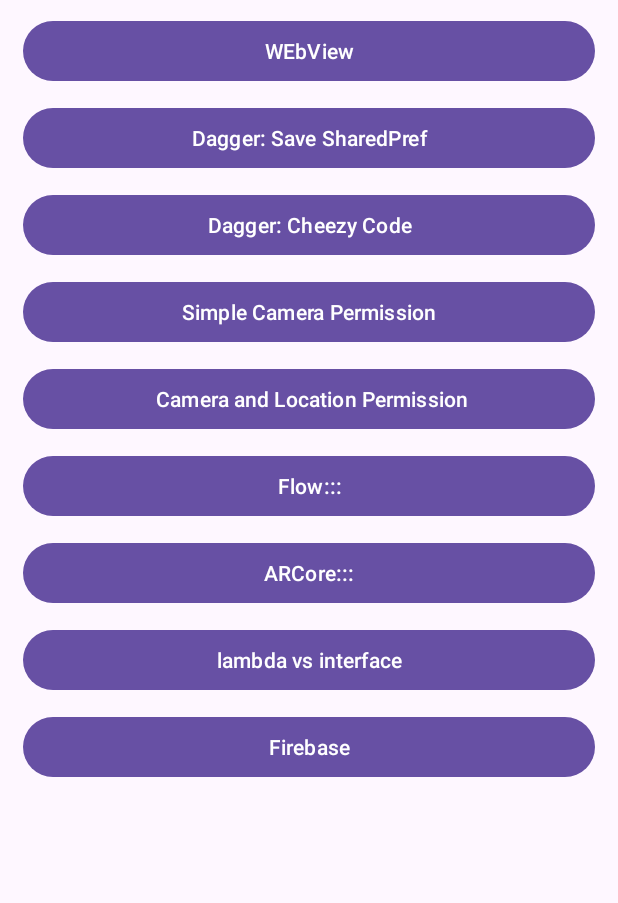
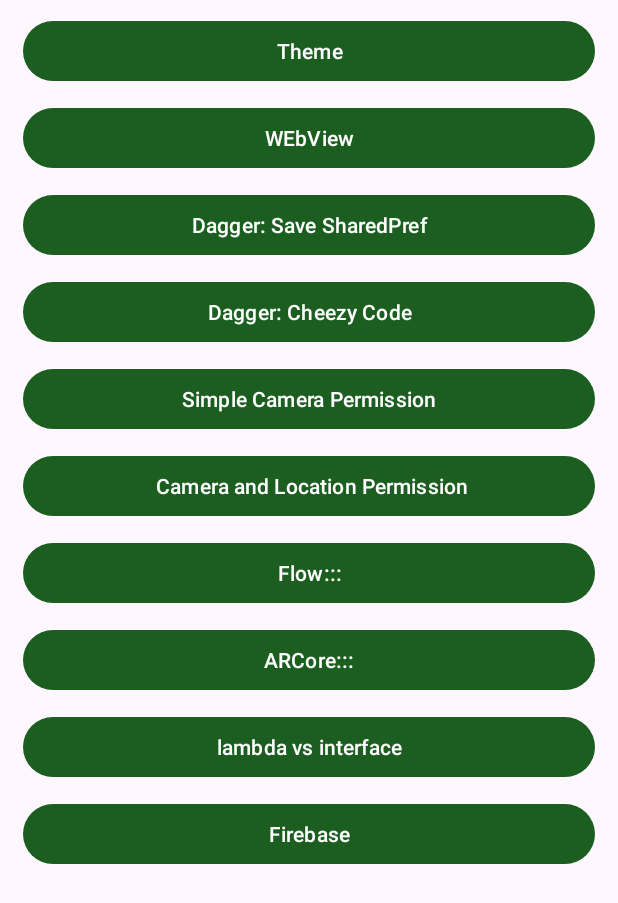
Before and after one commit to aman1sr/Android-Concepts-Learning, an Android app: the screen it shows after launch (MainActivity), on a phone screen of 412 x 824 dp. Shown: the top 903 px of the screen. Run offline under Robolectric (Android 15) with nearby library versions, the phone set to English and light mode, and no system bars.

Commit message:
light dark theme

```diff
--- a/app/src/main/AndroidManifest.xml
+++ b/app/src/main/AndroidManifest.xml
@@ -3,7 +3,7 @@
     xmlns:tools="http://schemas.android.com/tools">
 
     <uses-permission android:name="android.permission.ACCESS_COARSE_LOCATION" />
-    <uses-permission android:name="android.permission.INTERNET"/>
+    <uses-permission android:name="android.permission.INTERNET" />
 
     <uses-feature
         android:name="android.hardware.camera"
@@ -21,6 +21,9 @@
         android:supportsRtl="true"
         android:theme="@style/Theme.AndroidArchDemoProjects"
         tools:targetApi="31">
+        <activity
+            android:name=".theme.ThemeActivity"
+            android:exported="false" />
         <activity
             android:name=".webview.HomeWebViewActivity"
             android:exported="false" />
--- a/app/src/main/java/com/petofy/androidarchdemoprojects/MainActivity.kt
+++ b/app/src/main/java/com/petofy/androidarchdemoprojects/MainActivity.kt
@@ -15,6 +15,7 @@ import com.petofy.androidarchdemoprojects.firebase.FirebaseActivity
 import com.petofy.androidarchdemoprojects.flow.FlowActivity
 import com.petofy.androidarchdemoprojects.lambda.RecHomeActivity
 import com.petofy.androidarchdemoprojects.permission.PermissionActivity
+import com.petofy.androidarchdemoprojects.theme.ThemeActivity
 import com.petofy.androidarchdemoprojects.webview.HomeWebViewActivity
 
 class MainActivity : AppCompatActivity() {
@@ -36,6 +37,9 @@ val openHomeWebView = registerForActivityResult(ActivityResultContracts.StartAct
 
         setContentView(binding.root)
 
+        binding.theme.setOnClickListener {
+          startScreen(ThemeActivity::class.java)
+        }
         binding.webView.setOnClickListener {
             intent = Intent(this, HomeWebViewActivity::class.java)
             openHomeWebView.launch(intent)
--- a/app/src/main/res/layout/activity_main.xml
+++ b/app/src/main/res/layout/activity_main.xml
@@ -17,7 +17,13 @@
             android:layout_marginEnd="@dimen/startEndParentMargin"
             >
 
+            <Button
+                android:id="@+id/theme"
+                android:layout_width="match_parent"
+                android:layout_height="wrap_content"
+                android:layout_marginTop="@dimen/btn_margin_top"
 
+                android:text="Theme" />
             <Button
                 android:id="@+id/webView"
                 android:layout_width="match_parent"
--- a/app/src/main/res/values-night/themes.xml
+++ b/app/src/main/res/values-night/themes.xml
@@ -1,7 +1,17 @@
 <resources xmlns:tools="http://schemas.android.com/tools">
     <!-- Base application theme. -->
     <style name="Base.Theme.AndroidArchDemoProjects" parent="Theme.Material3.DayNight.NoActionBar">
-        <!-- Customize your dark theme here. -->
-        <!-- <item name="colorPrimary">@color/my_dark_primary</item> -->
-    </style>
+
+        <!-- Primary brand color. -->
+        <item name="colorPrimary">@color/green_light</item>
+        <item name="colorPrimaryVariant">@color/green</item>
+        <item name="colorOnPrimary">@color/black</item>
+        <!-- Secondary brand color. -->
+        <item name="colorSecondary">@color/blue_light</item>
+        <item name="colorSecondaryVariant">@color/blue_light</item>
+        <item name="colorOnSecondary">@color/black</item>
+        <!-- Status bar color. -->
+        <item name="android:statusBarColor" tools:targetApi="l">?attr/colorPrimaryVariant</item>
+        <!-- Customize your theme here. -->
+         </style>
 </resources>
--- a/app/src/main/res/values/colors.xml
+++ b/app/src/main/res/values/colors.xml
@@ -1,8 +1,21 @@
 <?xml version="1.0" encoding="utf-8"?>
 <resources>
-    <color name="black">#FF000000</color>
-    <color name="white">#FFFFFFFF</color>
     <color name="colorPrimary">#0F9D58</color>
     <color name="colorPrimaryDark">#16E37F</color>
     <color name="colorAccent">#03DAC5</color>
+    <color name="purple_200">#FFBB86FC</color>
+    <color name="purple_500">#FF6200EE</color>
+    <color name="purple_700">#FF3700B3</color>
+    <color name="teal_200">#FF03DAC5</color>
+    <color name="teal_700">#FF018786</color>
+
+    <color name="black">#FF000000</color>
+    <color name="white">#FFFFFFFF</color>
+
+    <color name="green">#1B5E20</color>
+    <color name="green_dark">#003300</color>
+    <color name="green_light">#A5D6A7</color>
+    <color name="blue">#0288D1</color>
+    <color name="blue_dark">#005B9F</color>
+    <color name="blue_light">#81D4FA</color>
 </resources>
--- a/app/src/main/res/values/strings.xml
+++ b/app/src/main/res/values/strings.xml
@@ -1,3 +1,7 @@
 <resources>
-    <string name="app_name">AndroidArchDemoProjects</string>
+    <string name="app_name">TipTime</string>
+    <string name="primary_color">Primary color</string>
+    <string name="button">Button</string>
+    <string name="secondary_color">Secondary color</string>
+    <string name="email_icon">email icon</string>
 </resources>
--- a/app/src/main/res/values/themes.xml
+++ b/app/src/main/res/values/themes.xml
@@ -1,8 +1,30 @@
 <resources xmlns:tools="http://schemas.android.com/tools">
     <!-- Base application theme. -->
     <style name="Base.Theme.AndroidArchDemoProjects" parent="Theme.Material3.DayNight.NoActionBar">
-        <!-- Customize your light theme here. -->
-        <!-- <item name="colorPrimary">@color/my_light_primary</item> -->
+        <!-- Primary brand color. -->
+      <!--  <item name="colorPrimary">@color/purple_500</item>
+        <item name="colorPrimaryVariant">@color/purple_700</item>
+        <item name="colorOnPrimary">@color/white</item>
+        &lt;!&ndash; Secondary brand color. &ndash;&gt;
+        <item name="colorSecondary">@color/teal_200</item>
+        <item name="colorSecondaryVariant">@color/teal_700</item>
+        <item name="colorOnSecondary">@color/black</item>
+        &lt;!&ndash; Status bar color. &ndash;&gt;
+        <item name="android:statusBarColor" tools:targetApi="l">?attr/colorPrimaryVariant</item>
+   -->     <!-- Customize your theme here. -->
+
+        <!-- Primary brand color. -->
+        <item name="colorPrimary">@color/green</item>
+        <item name="colorPrimaryVariant">@color/green_dark</item>
+        <item name="colorOnPrimary">@color/white</item>
+        <!-- Secondary brand color. -->
+        <item name="colorSecondary">@color/blue</item>
+        <item name="colorSecondaryVariant">@color/blue_dark</item>
+        <item name="colorOnSecondary">@color/black</item>
+        <!-- Status bar color. -->
+        <item name="android:statusBarColor" tools:targetApi="l">?attr/colorPrimaryVariant</item>
+        <!-- Customize your theme here. -->
+
     </style>
 
     <style name="Theme.AndroidArchDemoProjects" parent="Base.Theme.AndroidArchDemoProjects" />
```
Also changed, not shown: app/src/main/java/com/petofy/androidarchdemoprojects/theme/ThemeActivity.kt (added, +13 -0 lines), app/src/main/res/layout/activity_theme.xml (added, +43 -0 lines).
